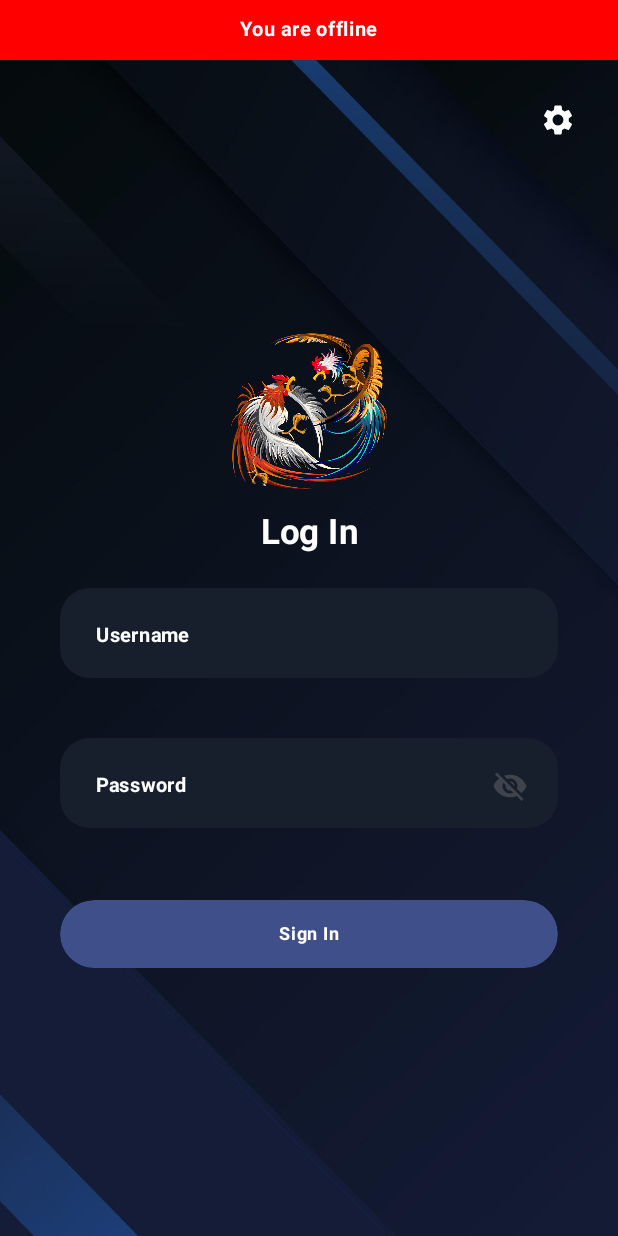
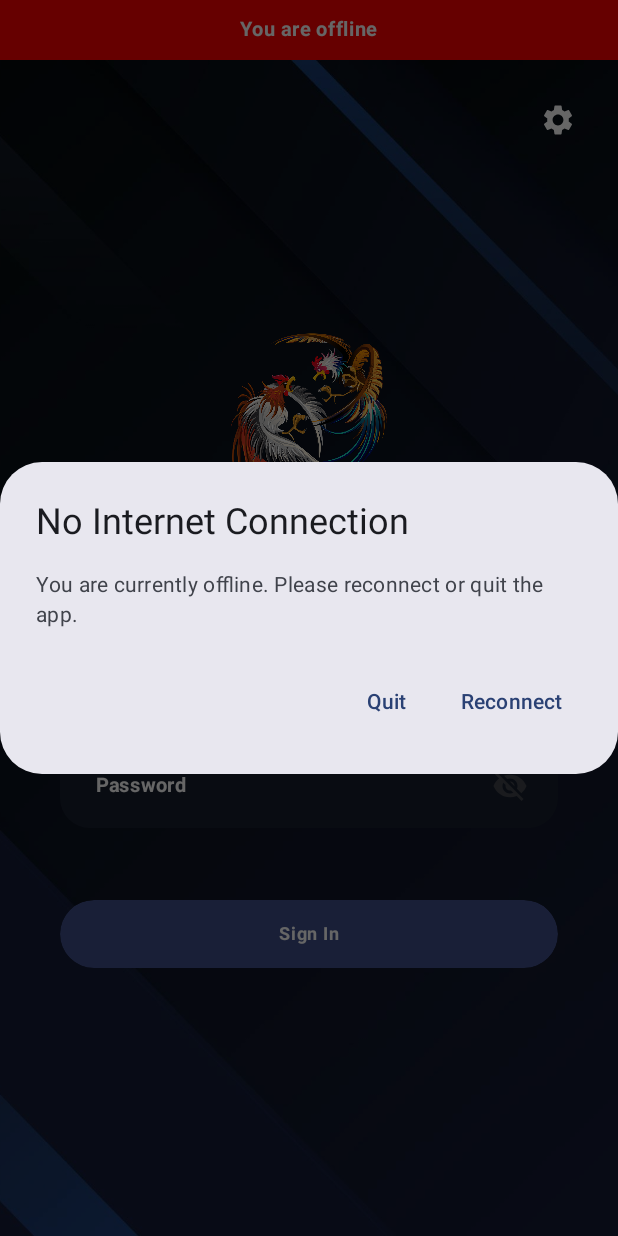
Before and after one commit to WenDEVLIFE/client_b_app, an Android app built with Jetpack Compose: the screen it shows after launch (MainActivity), on a phone screen of 412 x 824 dp. Run offline under Robolectric (Android 15) with nearby library versions, the phone set to English and light mode, and no system bars; our stand-ins replace accompanist; pictures from the network do not load.

Commit message:
Add files via upload

```diff
--- a/app/src/main/java/com/noveleta/sabongbetting/ui/AppNavHost.kt
+++ b/app/src/main/java/com/noveleta/sabongbetting/ui/AppNavHost.kt
@@ -36,6 +36,8 @@ import androidx.lifecycle.*
 import androidx.lifecycle.viewmodel.compose.viewModel
 import androidx.navigation.compose.*
 import kotlinx.coroutines.delay
+import android.content.Intent
+import android.provider.Settings
 
 @OptIn(ExperimentalMaterial3Api::class)
 @Composable
@@ -60,11 +62,14 @@ fun AppNavHost(
         label = "Banner Color Animation"
     )
 
+    var showOfflineDialog by remember { mutableStateOf(false) }
+
     LaunchedEffect(isConnected) {
         if (!isConnected) {
             bannerMessage = "You are offline"
             bannerColor = Color.Red
             showBanner = true
+            showOfflineDialog = true
         } else if (showBanner) {
             bannerMessage = "Back online"
             bannerColor = Color(0xFF1BEB53)
@@ -73,6 +78,38 @@ fun AppNavHost(
             showBanner = false
         }
     }
+
+if (showOfflineDialog) {
+    AlertDialog(
+        onDismissRequest = {},
+        title = {
+            Text("No Internet Connection")
+        },
+        text = {
+            Text("You are currently offline. Please reconnect or quit the app.")
+        },
+        confirmButton = {
+            TextButton(onClick = {
+                showOfflineDialog = false
+                val intent = Intent(Settings.ACTION_WIFI_SETTINGS)
+                context.startActivity(intent)
+            }) {
+                Text("Reconnect")
+            }
+        },
+        dismissButton = {
+            TextButton(onClick = {
+                showOfflineDialog = false
+                if (context is Activity) {
+                    context.finishAffinity() // Quits the app
+                }
+            }) {
+                Text("Quit")
+            }
+        }
+    )
+}
+
 
     Scaffold(
         modifier = Modifier
```
